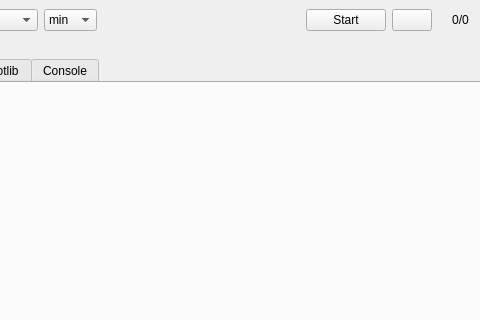
The window that cv2/main_window.ui (trnila/biological_algorithms) describes before a commit, drawn with Qt 5; both pictures show x 121 to 601 and y 0 to 320 of the 745 by 513 pixel window.
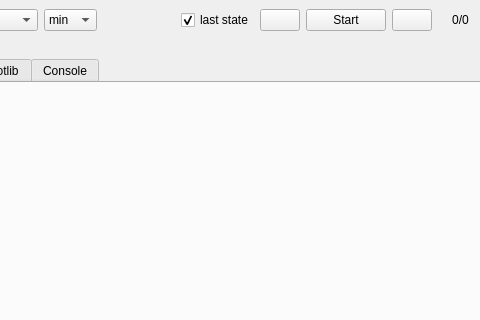
The same window after the commit. Icons and pictures are not drawn.

Commit message: Autoplay with showing only last state checkbox

Patch:
```diff
--- a/cv2/main_window.ui
+++ b/cv2/main_window.ui
@@ -50,6 +50,31 @@
         </property>
        </spacer>
       </item>
+      <item>
+       <widget class="QCheckBox" name="last_state">
+        <property name="text">
+         <string>last state</string>
+        </property>
+        <property name="checked">
+         <bool>true</bool>
+        </property>
+       </widget>
+      </item>
+      <item>
+       <widget class="QPushButton" name="autoplay">
+        <property name="text">
+         <string/>
+        </property>
+        <property name="icon">
+         <iconset resource="resources.qrc">
+          <normaloff>:/icons/icons/media-playback-start.png</normaloff>
+          <normalon>:/icons/icons/media-playback-pause.png</normalon>:/icons/icons/media-playback-start.png</iconset>
+        </property>
+        <property name="checkable">
+         <bool>true</bool>
+        </property>
+       </widget>
+      </item>
       <item>
        <widget class="QPushButton" name="startBtn">
         <property name="text">
```
Left out of the diff: 3 changed lines with no effect on the pictures. The commit also changes 6 other files.
